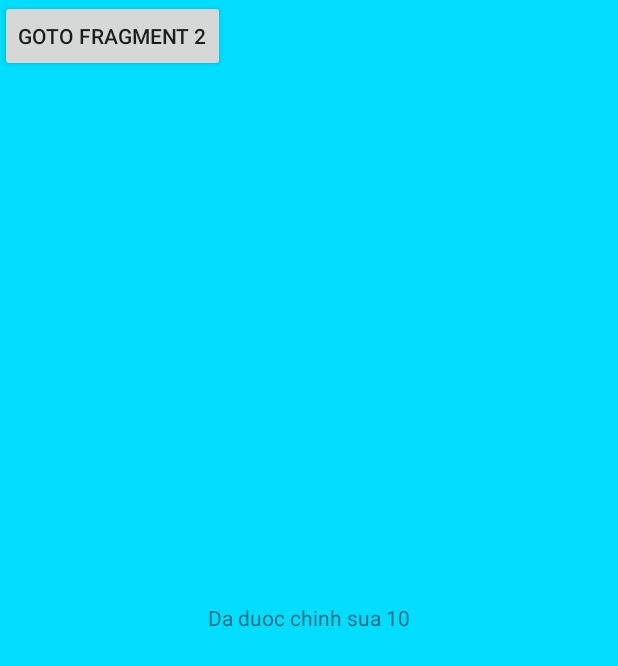
After one commit to hoak57uet/android-tutorials, an Android app: the fragment DemoFragment shown on its own in the app's theme, on a phone screen of 412 x 824 dp. The commit adds this screen. Shown: the top 666 px of the screen. Run offline under Robolectric (Android 15) with nearby library versions, the phone set to English and light mode, and no system bars.

Commit message:
fragment & json

```diff
--- a/app/build.gradle
+++ b/app/build.gradle
@@ -28,4 +28,7 @@ dependencies {
     androidTestImplementation 'androidx.test.espresso:espresso-core:3.1.1'
     implementation 'com.android.support:recyclerview-v7:29.0.0'
     implementation 'com.android.support:cardview-v7:29.+'
+    implementation 'com.loopj.android:android-async-http:1.4.9'
+    implementation 'com.squareup.picasso:picasso:2.71828'
+
 }
--- a/app/src/main/AndroidManifest.xml
+++ b/app/src/main/AndroidManifest.xml
@@ -1,6 +1,8 @@
 <?xml version="1.0" encoding="utf-8"?>
 <manifest xmlns:android="http://schemas.android.com/apk/res/android"
     package="com.kingsofts.androidtutorial">
+    <uses-permission android:name="android.permission.INTERNET" />
+    <uses-permission android:name="android.permission.ACCESS_NETWORK_STATE" />
 
     <application
         android:allowBackup="true"
@@ -10,8 +12,7 @@
         android:supportsRtl="true"
         android:theme="@style/AppTheme">
         <activity android:name=".activities.SecondActivity"></activity>
-        <activity android:name=".DemoActivity" />
-        <activity android:name=".activities.FirstActivity">
+        <activity android:name=".activities.Mp3Activity">
             <intent-filter>
                 <action android:name="android.intent.action.MAIN" />
 
--- /dev/null
+++ b/app/src/main/java/com/kingsofts/androidtutorial/fragments/DemoFragment.java
@@ -0,0 +1,39 @@
+package com.kingsofts.androidtutorial.fragments;
+
+import android.os.Bundle;
+import android.view.LayoutInflater;
+import android.view.View;
+import android.view.ViewGroup;
+import android.widget.TextView;
+
+import androidx.annotation.NonNull;
+import androidx.annotation.Nullable;
+import androidx.fragment.app.Fragment;
+
+import com.kingsofts.androidtutorial.R;
+
+public class DemoFragment extends Fragment {
+    private TextView demoTv;
+
+    private int data = 10;
+
+
+    @Nullable
+    @Override
+    public View onCreateView(@NonNull LayoutInflater inflater, @Nullable ViewGroup container, @Nullable Bundle savedInstanceState) {
+        View v = inflater.inflate(R.layout.fragment_demo, null);
+        demoTv = v.findViewById(R.id.frag_demo_text_tv);
+        demoTv.setText("Da duoc chinh sua " + data);
+        return v;
+    }
+
+    public void updateContent(String content) {
+        demoTv.setText(content);
+    }
+
+
+    public void setData(int data) {
+        this.data = data;
+        demoTv.setText(data + "");
+    }
+}
--- /dev/null
+++ b/app/src/main/res/layout/fragment_demo.xml
@@ -0,0 +1,20 @@
+<?xml version="1.0" encoding="utf-8"?>
+<RelativeLayout xmlns:android="http://schemas.android.com/apk/res/android"
+    android:layout_width="match_parent"
+    android:layout_height="wrap_content"
+    android:background="@android:color/holo_blue_bright"
+    android:orientation="vertical">
+
+    <TextView
+        android:id="@+id/frag_demo_text_tv"
+        android:layout_width="wrap_content"
+        android:layout_height="wrap_content"
+        android:layout_centerInParent="true"
+        android:text="Fragment Demo" />
+
+    <Button
+        android:id="@+id/frag_demo_btn"
+        android:layout_width="wrap_content"
+        android:layout_height="wrap_content"
+        android:text="Goto Fragment 2" />
+</RelativeLayout>
--- a/app/src/main/res/values/dimens.xml
+++ b/app/src/main/res/values/dimens.xml
@@ -9,4 +9,5 @@
     <dimen name="corona_width">300dp</dimen>
     <dimen name="corona_height">200dp</dimen>
     <dimen name="full_text">300dp</dimen>
+    <dimen name="icon_mp3">60dp</dimen>
 </resources>
--- a/app/src/main/res/values/strings.xml
+++ b/app/src/main/res/values/strings.xml
@@ -9,4 +9,5 @@
     <string name="menu_lib">Library</string>
     <string name="menu_profile">Profile</string>
     <string name="full_text">What does "in a flash" mean?\nCulips CATCH WORLD</string>
+    <string name="mp3">MP3</string>
 </resources>
```
Also changed, not shown: app/src/main/java/com/kingsofts/androidtutorial/DemoActivity.java (+25 -0 lines), app/src/main/java/com/kingsofts/androidtutorial/Song.java (added, +22 -0 lines), app/src/main/java/com/kingsofts/androidtutorial/SongAdapter.java (added, +52 -0 lines), app/src/main/java/com/kingsofts/androidtutorial/activities/Mp3Activity.java (added, +92 -0 lines), app/src/main/java/com/kingsofts/androidtutorial/fragments/Demo2Fragment.java (added, +26 -0 lines), app/src/main/res/layout/activity_demo.xml (+12 -1 lines), app/src/main/res/layout/activity_mp3.xml (added, +39 -0 lines), app/src/main/res/layout/fragment_demo2.xml (added, +14 -0 lines), app/src/main/res/layout/item_mp3.xml (added, +25 -0 lines), app/src/main/res/drawable-hdpi/ic_mp3.png (added), app/src/main/res/drawable-mdpi/ic_mp3.png (added), app/src/main/res/drawable-xhdpi/ic_mp3.png (added), app/src/main/res/drawable-xxhdpi/ic_mp3.png (added), app/src/main/res/drawable-xxxhdpi/ic_mp3.png (added).
